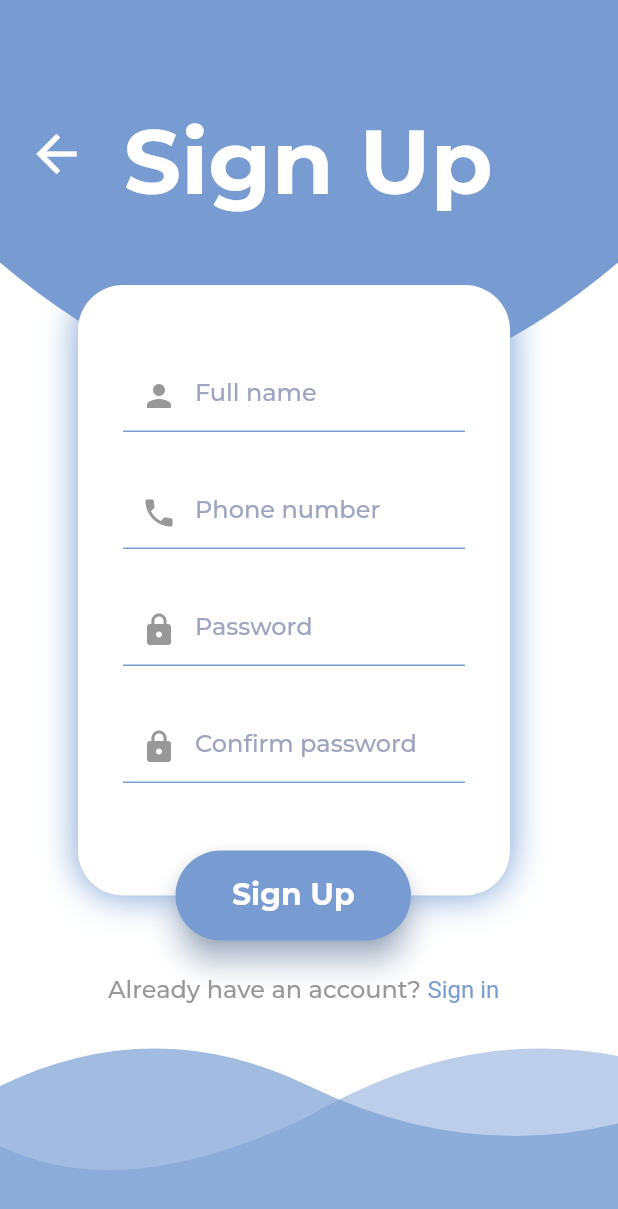
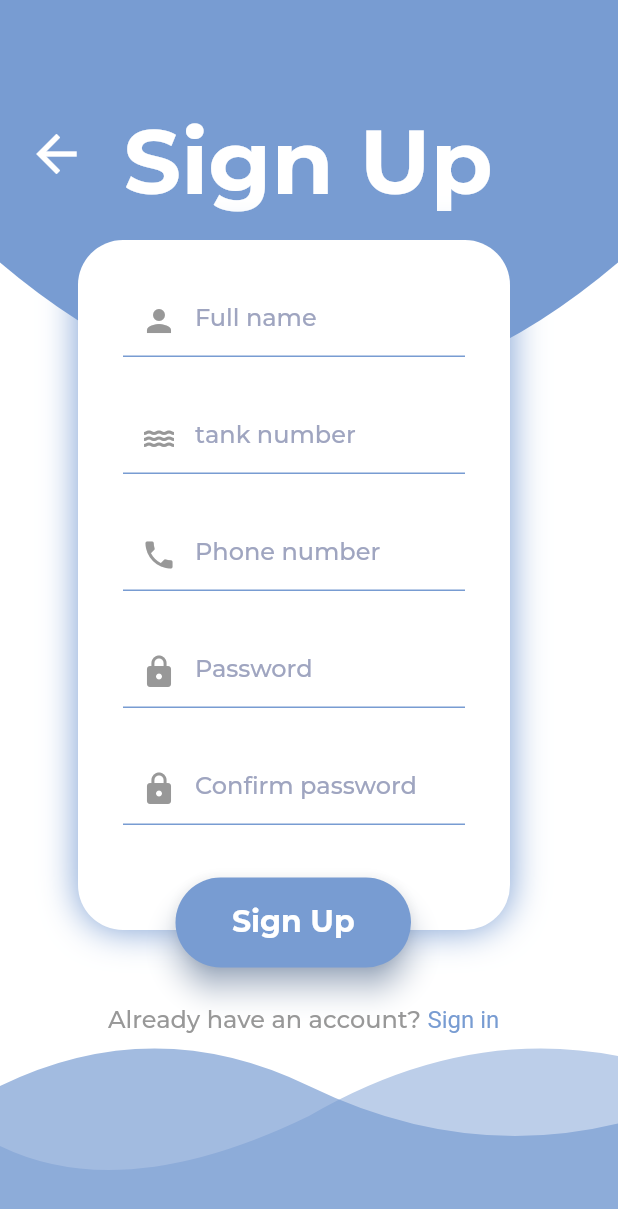
Before and after one commit to minaiscoding/Project-7, a Flutter app: the screen it shows after launch, after a tap on an icon or button, on a phone screen of 412 x 824 dp. Shown: the top 1209 px of the screen. Run offline on Flutter 3.47's test engine with Material 2 defaults, Android fonts, the phone set to English and light mode, and no system bars; our stand-ins replace drop_shadow_image, hexcolor, smooth_page_indicator, wave.

Commit message:
updated the frontend for nihad

```diff
--- a/flutter_application_1/lib/SignIn.dart
+++ b/flutter_application_1/lib/SignIn.dart
@@ -9,8 +9,7 @@ class LoginPage extends StatefulWidget {
 }
 
 class _LoginPageState extends State<LoginPage> {
-  final TextEditingController _fullnameController = TextEditingController();
-  final TextEditingController _phoneNumberController = TextEditingController();
+  final TextEditingController _tankNumberController = TextEditingController();
   final TextEditingController _passwordController = TextEditingController();
   final TextEditingController _confirmpasswordController =
       TextEditingController();
@@ -96,9 +95,9 @@ class _LoginPageState extends State<LoginPage> {
                   children: [
                     TextField(
                       keyboardType: TextInputType.phone,
-                      controller: _phoneNumberController,
+                      controller: _tankNumberController,
                       decoration: InputDecoration(
-                        hintText: 'Phone number',
+                        hintText: 'tank number',
                         hintStyle: TextStyle(
                           fontFamily: 'Montserrat',
                           fontStyle: FontStyle.normal,
@@ -114,7 +113,7 @@ class _LoginPageState extends State<LoginPage> {
                           borderSide:
                               BorderSide(color: Color(0xFF789CD2), width: 1),
                         ),
-                        prefixIcon: Icon(Icons.phone, color: Color(0xFF989898)),
+                        prefixIcon: Icon(Icons.water, color: Color(0xFF989898)),
                       ),
                     ),
                     SizedBox(height: 40),
--- a/flutter_application_1/lib/SignUp.dart
+++ b/flutter_application_1/lib/SignUp.dart
@@ -12,6 +12,7 @@ class SignUpPage extends StatefulWidget {
 class _SignUpPageState extends State<SignUpPage> {
   final TextEditingController _fullnameController = TextEditingController();
   final TextEditingController _phoneNumberController = TextEditingController();
+  final TextEditingController _tankNumberController = TextEditingController();
   final TextEditingController _passwordController = TextEditingController();
   final TextEditingController _confirmpasswordController =
       TextEditingController();
@@ -70,10 +71,10 @@ class _SignUpPageState extends State<SignUpPage> {
           ),
           Positioned(
             left: 52,
-            top: 190,
+            top: 160,
             child: Container(
               width: 288,
-              height: 407,
+              height: 460,
               decoration: BoxDecoration(
                 color: Colors.white,
                 borderRadius: BorderRadius.circular(30),
@@ -88,7 +89,7 @@ class _SignUpPageState extends State<SignUpPage> {
               ),
               child: Padding(
                 padding: EdgeInsets.only(
-                  top: 50,
+                  top: 30,
                   left: 30,
                   right: 30,
                 ),
@@ -117,6 +118,32 @@ class _SignUpPageState extends State<SignUpPage> {
                         prefixIcon:
                             Icon(Icons.person, color: Color(0xFF989898)),
                         labelStyle: TextStyle(color: Color(0xFF789CD2)),
+                      ),
+                    ),
+                    SizedBox(
+                      height: 30,
+                    ),
+                    TextField(
+                      keyboardType: TextInputType.phone,
+                      controller: _tankNumberController,
+                      decoration: InputDecoration(
+                        hintText: 'tank number',
+                        hintStyle: TextStyle(
+                          fontFamily: 'Montserrat',
+                          fontStyle: FontStyle.normal,
+                          fontWeight: FontWeight.w400,
+                          fontSize: 16,
+                          color: Color(0xFF9FA5C0),
+                        ),
+                        enabledBorder: UnderlineInputBorder(
+                          borderSide:
+                              BorderSide(color: Color(0xFF789CD2), width: 1),
+                        ),
+                        focusedBorder: UnderlineInputBorder(
+                          borderSide:
+                              BorderSide(color: Color(0xFF789CD2), width: 1),
+                        ),
+                        prefixIcon: Icon(Icons.water, color: Color(0xFF989898)),
                       ),
                     ),
                     SizedBox(
@@ -201,7 +228,7 @@ class _SignUpPageState extends State<SignUpPage> {
             width: 157,
             height: 60,
             left: 117,
-            top: 567,
+            top: 585,
             child: ElevatedButton(
               onPressed: () {},
               child: Container(
@@ -249,7 +276,7 @@ class _SignUpPageState extends State<SignUpPage> {
             ),
           ),
           Positioned(
-            top: 650,
+            top: 670,
             left: 72,
             child: GestureDetector(
               onTap: () {
```
